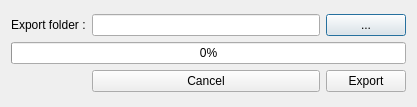
Before: the Qt Designer form src/gui/ui/export.ui in hytechimaging/sammo-boat, drawn with Qt 5.
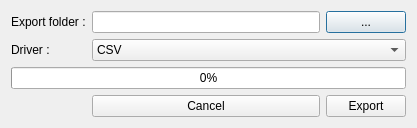
After: the same form once the commit is applied.

Commit message: add gpkg export on demand

Patch:
```diff
--- a/src/gui/ui/export.ui
+++ b/src/gui/ui/export.ui
@@ -60,6 +60,27 @@
        </property>
       </widget>
      </item>
+     <item row="2" column="1" colspan="2">
+      <widget class="QComboBox" name="driverComboBox">
+       <item>
+        <property name="text">
+         <string>CSV</string>
+        </property>
+       </item>
+       <item>
+        <property name="text">
+         <string>GPKG</string>
+        </property>
+       </item>
+      </widget>
+     </item>
+     <item row="2" column="0">
+      <widget class="QLabel" name="label_2">
+       <property name="text">
+        <string>Driver :</string>
+       </property>
+      </widget>
+     </item>
     </layout>
    </item>
   </layout>
```
The commit also changes 1 other file.
